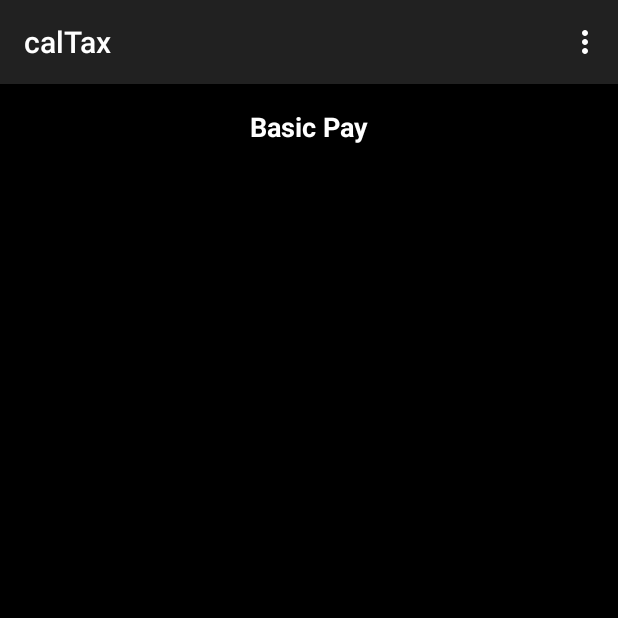
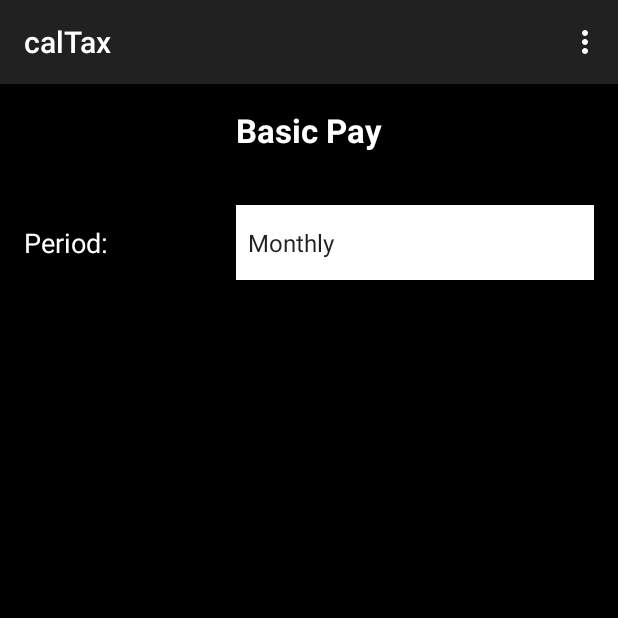
Before and after one commit to julznc/calTax, an Android app: the screen it shows after launch (CalTaxActivity), on a phone screen of 412 x 824 dp, the top half of it. Run offline under Robolectric (Android 15) with nearby library versions, the phone set to English and light mode, and no system bars.

Commit message:
Add options for pay period

```diff
--- a/app/src/main/java/com/ymsoftlabs/caltax/CalTaxActivity.java
+++ b/app/src/main/java/com/ymsoftlabs/caltax/CalTaxActivity.java
@@ -2,16 +2,30 @@ package com.ymsoftlabs.caltax;
 
 import android.support.v7.app.ActionBarActivity;
 import android.os.Bundle;
+import android.util.Log;
 import android.view.Menu;
 import android.view.MenuItem;
+import android.view.View;
+import android.widget.AdapterView;
+import android.widget.ArrayAdapter;
+import android.widget.Spinner;
+import android.widget.AdapterView.OnItemSelectedListener;
 
 
-public class CalTaxActivity extends ActionBarActivity {
+public class CalTaxActivity extends ActionBarActivity implements  OnItemSelectedListener {
 
     @Override
     protected void onCreate(Bundle savedInstanceState) {
         super.onCreate(savedInstanceState);
         setContentView(R.layout.activity_cal_tax);
+
+        Spinner spinner = (Spinner) findViewById(R.id.payChoices);
+        ArrayAdapter<CharSequence> adapter = ArrayAdapter.createFromResource(this,
+                R.array.basicPay_array, android.R.layout.simple_spinner_item);
+
+        adapter.setDropDownViewResource(android.R.layout.simple_spinner_dropdown_item);
+        spinner.setAdapter(adapter);
+        spinner.setOnItemSelectedListener(this);
     }
 
     @Override
@@ -35,4 +49,12 @@ public class CalTaxActivity extends ActionBarActivity {
 
         return super.onOptionsItemSelected(item);
     }
+
+    public void onItemSelected(AdapterView<?> parent, View view, int pos, long id) {
+        Object result = parent.getItemAtPosition(pos);
+    }
+
+    public void onNothingSelected(AdapterView<?> parent) {
+
+    }
 }
--- a/app/src/main/res/layout/activity_cal_tax.xml
+++ b/app/src/main/res/layout/activity_cal_tax.xml
@@ -9,7 +9,7 @@
     <TextView
         android:layout_width="wrap_content"
         android:layout_height="wrap_content"
-        android:textAppearance="?android:attr/textAppearanceMedium"
+        android:textAppearance="?android:attr/textAppearanceLarge"
         android:text="@string/basicPayTitle"
         android:id="@+id/BasicPay"
         android:layout_alignParentLeft="false"
@@ -20,4 +20,32 @@
         android:typeface="sans"
         android:textColor="#ffffffff" />
 
+    <TextView
+        android:layout_width="wrap_content"
+        android:layout_height="50dp"
+        android:textAppearance="?android:attr/textAppearanceMedium"
+        android:text="Period:  "
+        android:id="@+id/textView"
+        android:textColor="#ffffffff"
+        android:layout_alignTop="@+id/payChoices"
+        android:layout_alignParentLeft="true"
+        android:layout_alignParentStart="true"
+        android:layout_toLeftOf="@+id/payChoices"
+        android:layout_toStartOf="@+id/payChoices"
+        android:gravity="center_vertical" />
+
+    <Spinner
+        android:layout_width="wrap_content"
+        android:layout_height="50dp"
+        android:id="@+id/payChoices"
+        android:layout_marginTop="35dp"
+        android:spinnerMode="dialog"
+        android:popupBackground="#75ffffff"
+        android:background="#ffffffff"
+        android:layout_below="@+id/BasicPay"
+        android:layout_alignParentRight="true"
+        android:layout_alignParentEnd="true"
+        android:layout_alignLeft="@+id/BasicPay"
+        android:layout_alignStart="@+id/BasicPay" />
+
 </RelativeLayout>
--- a/app/src/main/res/values/strings.xml
+++ b/app/src/main/res/values/strings.xml
@@ -3,4 +3,8 @@
     <string name="hello_world">Hello world!</string>
     <string name="action_settings">Settings</string>
     <string name="basicPayTitle">Basic Pay</string>
+    <string-array name="basicPay_array">
+        <item>Monthly</item>
+        <item>Semi-Monthly</item>
+    </string-array>
 </resources>
```
